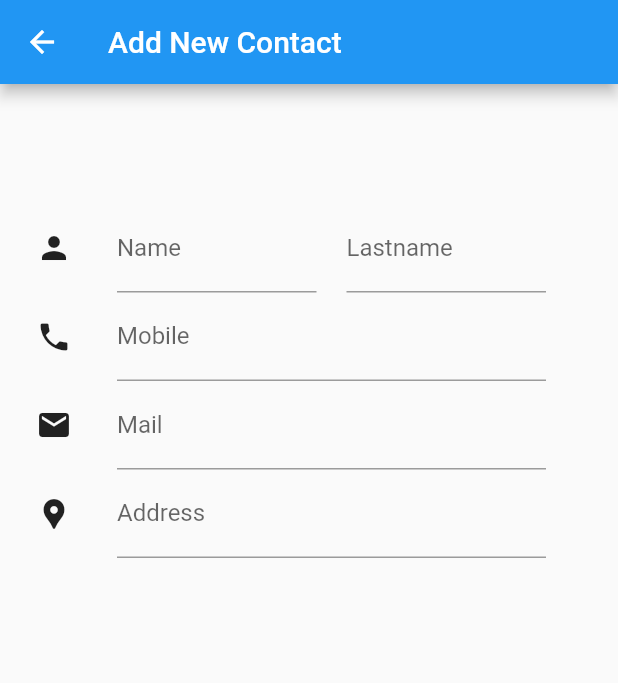
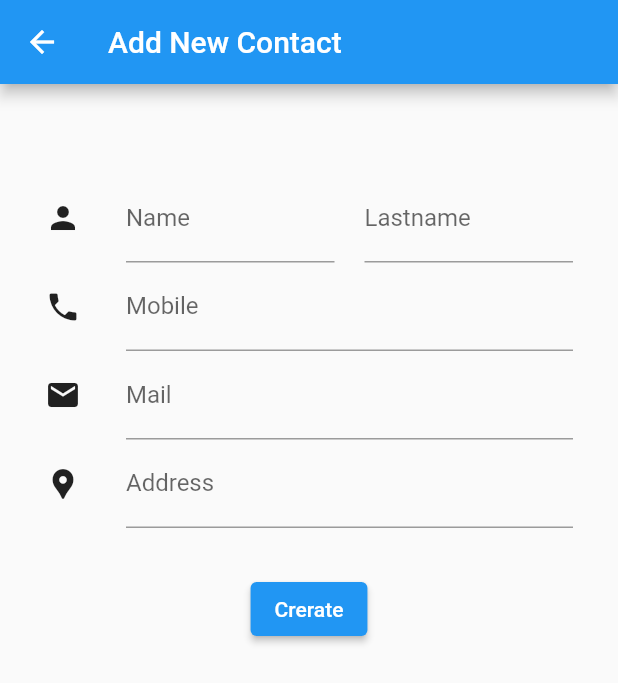
Before and after one commit to mszakacz/better-organizer, a Flutter app: the NewContactPage screen opened by its route, on a phone screen of 412 x 824 dp. Shown: the top 683 px of the screen. Run offline on Flutter 3.47's test engine with Material 2 defaults, Android fonts, the phone set to English and light mode, and no system bars; our stand-ins replace bloc, equatable, flutter_bloc, marquee.

Commit message:
complete NewContactPage UI

```diff
--- a/lib/new_contact/bloc/new_contact_bloc.dart
+++ b/lib/new_contact/bloc/new_contact_bloc.dart
@@ -15,6 +15,7 @@ class NewContactBloc extends Bloc<NewContactEvent, NewContactState> {
     on<MailEditing>(_onMailEditing);
     on<AddressEditing>(_onAddressEditing);
     on<DesctriptionEditing>(_onDescriptionEditing);
+    on<AddContact>(_onAddContact);
   }
 
   void _onNameEditing(NameEditing event, Emitter<NewContactState> emit) {
@@ -45,4 +46,6 @@ class NewContactBloc extends Bloc<NewContactEvent, NewContactState> {
     emit(state.copyWith(
         contact: state.contact.copyWith(description: event.description)));
   }
+
+  void _onAddContact(AddContact event, Emitter<NewContactState> emit) {}
 }
--- a/lib/new_contact/bloc/new_contact_event.dart
+++ b/lib/new_contact/bloc/new_contact_event.dart
@@ -7,7 +7,7 @@ abstract class NewContactEvent extends Equatable {
   List<Object> get props => [];
 }
 
-class PostContact extends NewContactEvent {}
+class AddContact extends NewContactEvent {}
 
 class NameEditing extends NewContactEvent {
   final String name;
--- a/lib/new_contact/widgets/new_contact_form.dart
+++ b/lib/new_contact/widgets/new_contact_form.dart
@@ -8,7 +8,7 @@ class NewContactForm extends StatelessWidget {
   @override
   Widget build(BuildContext context) {
     return Padding(
-      padding: const EdgeInsets.fromLTRB(24, 80, 48, 80),
+      padding: const EdgeInsets.symmetric(horizontal: 30, vertical: 60),
       child: BlocBuilder<NewContactBloc, NewContactState>(
         builder: (context, state) {
           return Column(
@@ -30,7 +30,7 @@ class NewContactForm extends StatelessWidget {
                       ),
                     ),
                   ),
-                  SizedBox(width: 20),
+                  const SizedBox(width: 20),
                   Flexible(
                     child: TextFormField(
                       onChanged: (value) =>
@@ -100,6 +100,11 @@ class NewContactForm extends StatelessWidget {
                   ),
                 ],
               ),
+              const SizedBox(height: 30),
+              ElevatedButton(
+                onPressed: () {},
+                child: const Text('Crerate'),
+              ),
             ],
           );
         },
```
